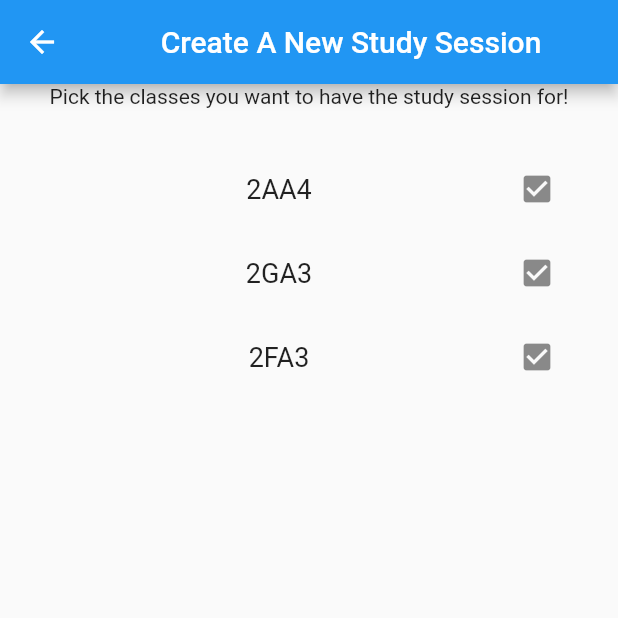
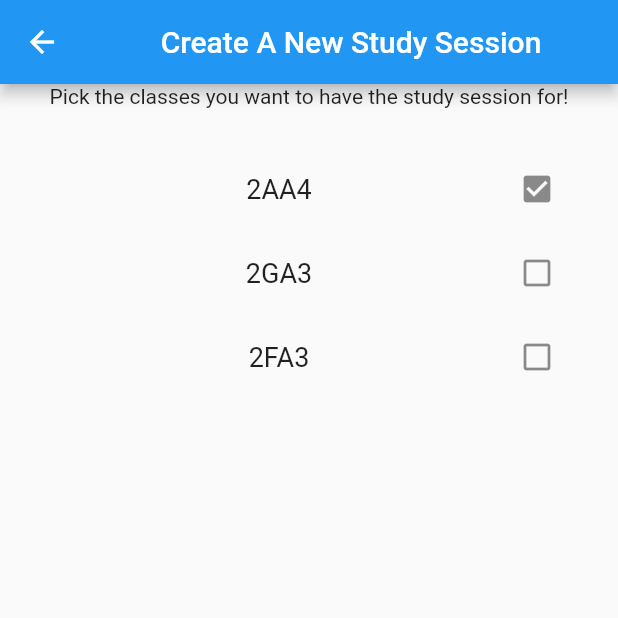
Before and after one commit to timothy-e/studyup, a Flutter app: the NewStudySession screen opened directly, after a tap on "2AA4", on a phone screen of 412 x 824 dp, the top half of it. Run offline on Flutter 3.47's test engine with Material 2 defaults, Android fonts, the phone set to English and light mode, and no system bars.

Commit message:
Finished scroll and check for adding a new study sesh

```diff
--- a/lib/new-study-session.dart
+++ b/lib/new-study-session.dart
@@ -2,7 +2,7 @@
 
 import 'package:flutter/material.dart';
 
-class NewStudySession extends StatelessWidget {
+class NewStudySessionState extends State<NewStudySession> {
 
   final List<String> listOfClasses = <String>['2AA4',
       '2GA3', '2FA3', '2XB3', '2CO3'];
@@ -51,16 +51,23 @@ class NewStudySession extends StatelessWidget {
         )
       ),
       trailing: new Icon(
-          alreadyChecked ? Icons.check_box_outline_blank : Icons.check_box,
+          alreadyChecked ? Icons.check_box : Icons.check_box_outline_blank,
       ),
       onTap: (){
-        if (alreadyChecked){
-          classesToInclude.remove(classes);
-        } else {
-          classesToInclude.add(classes);
-        }
+        setState((){
+          if (alreadyChecked){
+            classesToInclude.remove(classes);
+          } else {
+            classesToInclude.add(classes);
+          }
+        });
       }
     );
   }
 
 }
+
+class NewStudySession extends StatefulWidget{
+  @override
+  NewStudySessionState createState() => new NewStudySessionState();
+}
```
